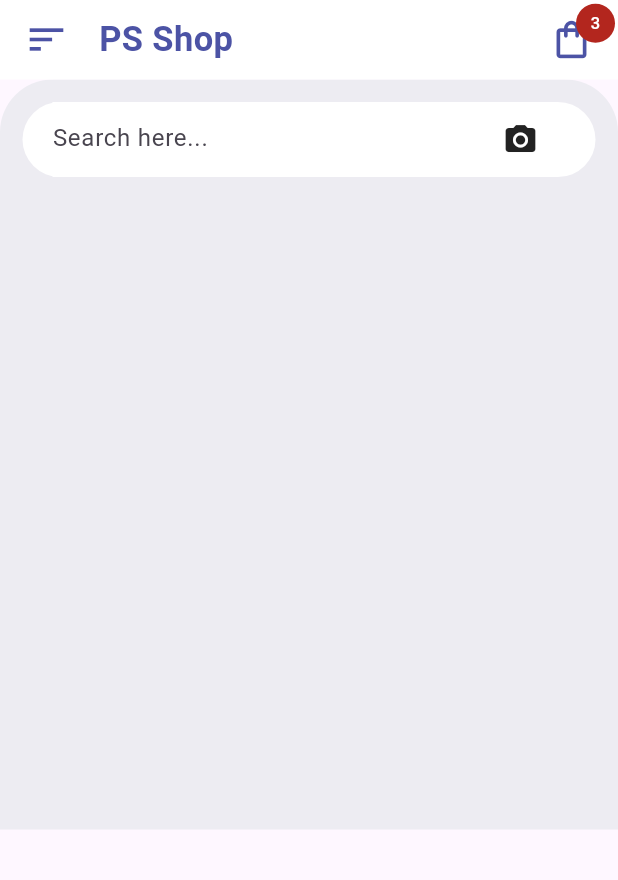
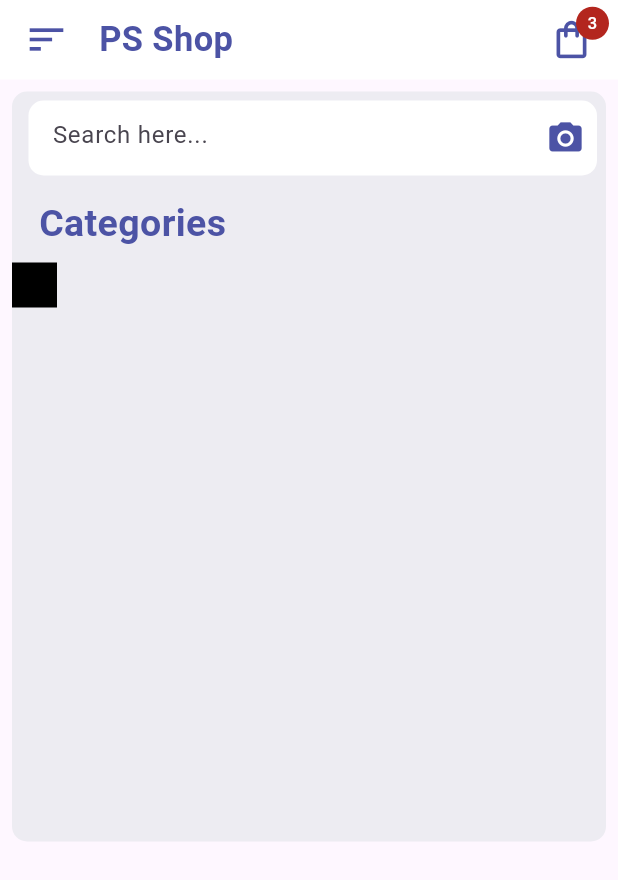
Before and after one commit to Pamod1478/E-Commerce-App, a Flutter app: the screen it shows after launch, on a phone screen of 412 x 824 dp. Shown: the top 880 px of the screen. Run offline on Flutter 3.47's test engine with Material 3 defaults, Android fonts, the phone set to English and light mode, and no system bars.

Commit message:
conitine the page

```diff
--- a/lib/pages/homepage.dart
+++ b/lib/pages/homepage.dart
@@ -1,3 +1,4 @@
+import 'package:e_commerce_app/widgets/CategoriesWidget.dart';
 import 'package:e_commerce_app/widgets/HomeAppBar.dart';
 import 'package:flutter/material.dart';
 
@@ -12,45 +13,81 @@ class HomePage extends StatelessWidget {
           preferredSize: Size.fromHeight(80),
           child: HomeAppBar(),
         ),
-        body: Container(
+        body: SingleChildScrollView(
+          child: Column(
+            children: [
+              Padding(
+                padding: const EdgeInsets.all(8.0),
+                child: Container(
                   height: 500,
-          padding: EdgeInsets.only(top: 15),
+                  width: double.infinity,
                   decoration: BoxDecoration(
                     color: Color(0xFFEDECF2),
-            borderRadius: BorderRadius.only(
-              topLeft: Radius.circular(35),
-              topRight: Radius.circular(35),
-            ),
+                    borderRadius: BorderRadius.circular(10),
                   ),
                   child: Column(
+                    mainAxisAlignment: MainAxisAlignment.start,
                     children: [
-              Container(
-                margin: EdgeInsets.symmetric(horizontal: 15),
-                padding: EdgeInsets.symmetric(horizontal: 15),
+                      Padding(
+                        padding: const EdgeInsets.all(6.0),
+                        child: Container(
+                          margin: EdgeInsets.only(left: 5),
                           height: 50,
+                          width: double.infinity,
                           decoration: BoxDecoration(
                             color: Colors.white,
-                  borderRadius: BorderRadius.circular(30),
+                            borderRadius: BorderRadius.circular(10),
                           ),
                           child: Row(
                             children: [
-                    Container(
-                      margin: EdgeInsets.only(left: 5),
-                      height: 50,
-                      width: 300,
-                      color: Colors.white,
+                              Expanded(
                                 child: TextFormField(
                                   decoration: InputDecoration(
-                          border: InputBorder.none,
+                                    border: OutlineInputBorder(
+                                      borderSide: BorderSide.none,
+                                    ),
                                     hintText: "Search here...",
                                   ),
                                 ),
                               ),
-                    Icon(Icons.camera_alt),
+                              Padding(
+                                padding: const EdgeInsets.all(8.0),
+                                child: Icon(
+                                  Icons.camera_alt,
+                                  size: 26,
+                                  color: Color(0XFF4C53A5),
+                                ),
+                              ),
                             ],
                           ),
                         ),
-              // Add more widgets here if needed
+                      ),
+                      Padding(
+                        padding: const EdgeInsets.all(8.0),
+                        child: Container(
+                          alignment: Alignment.centerLeft,
+                          margin: EdgeInsets.symmetric(horizontal: 10),
+                          child: Text(
+                            "Categories",
+                            style: TextStyle(
+                              fontSize: 25,
+                              fontWeight: FontWeight.bold,
+                              color: Color(0XFF4C53A5),
+                            ),
+                          ),
+                        ),
+                      ),
+                      SizedBox(
+                        height:
+                            100, // Set a fixed height for the CategoriesWidget
+                        child: CategoriesWidget(),
+                      ),
+                    ],
+                  ),
+                ),
+              ),
+
+              // Wrap CategoriesWidget with a SizedBox to constrain its height
             ],
           ),
         ),
--- /dev/null
+++ b/lib/widgets/CategoriesWidget.dart
@@ -0,0 +1,19 @@
+import 'package:flutter/material.dart';
+
+class CategoriesWidget extends StatelessWidget {
+  const CategoriesWidget({super.key});
+
+  @override
+  Widget build(BuildContext context) {
+    return Scaffold(
+      backgroundColor: Color(0xFFEDECF2),
+      body: Column(
+        children: [
+          Row(
+            children: [Container(height: 30, width: 30, color: Colors.black)],
+          ),
+        ],
+      ),
+    );
+  }
+}
--- a/lib/widgets/HomeAppBar.dart
+++ b/lib/widgets/HomeAppBar.dart
@@ -27,7 +27,7 @@ class HomeAppBar extends StatelessWidget {
           ),
           Spacer(),
           Badge(
-            padding: EdgeInsets.all(5),
+            padding: EdgeInsets.all(3),
             label: Text("3", style: TextStyle(color: Colors.white)),
             child: InkWell(
               onTap: () {},
```
Lines whose indentation alone changed are shown as unchanged.
